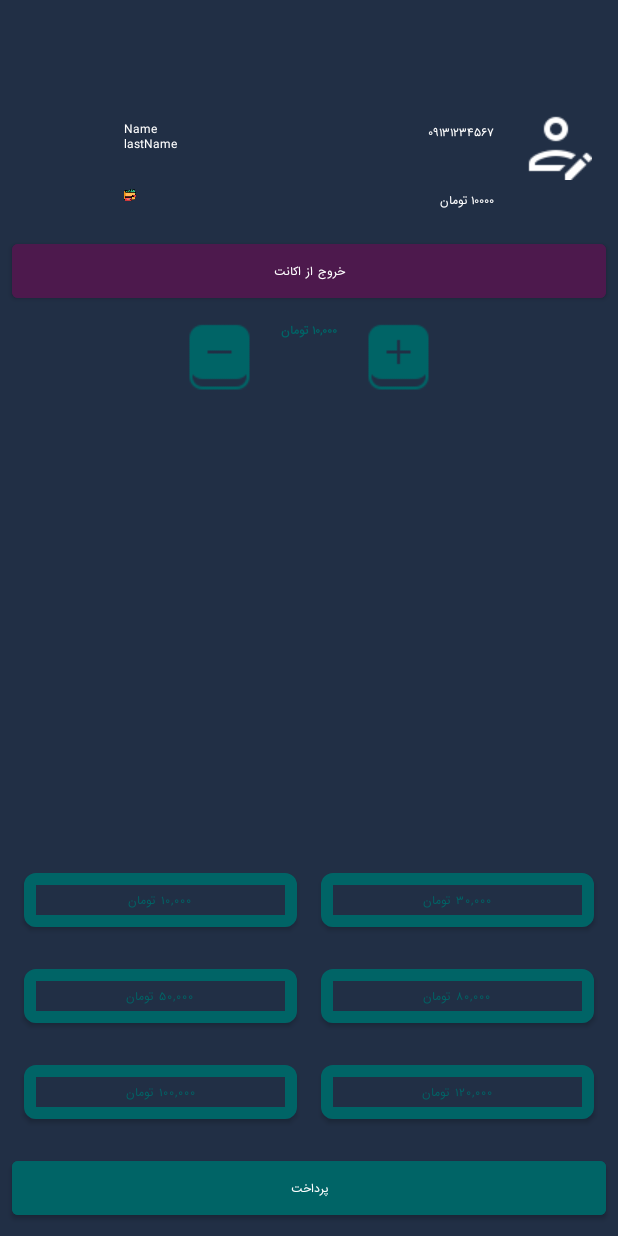
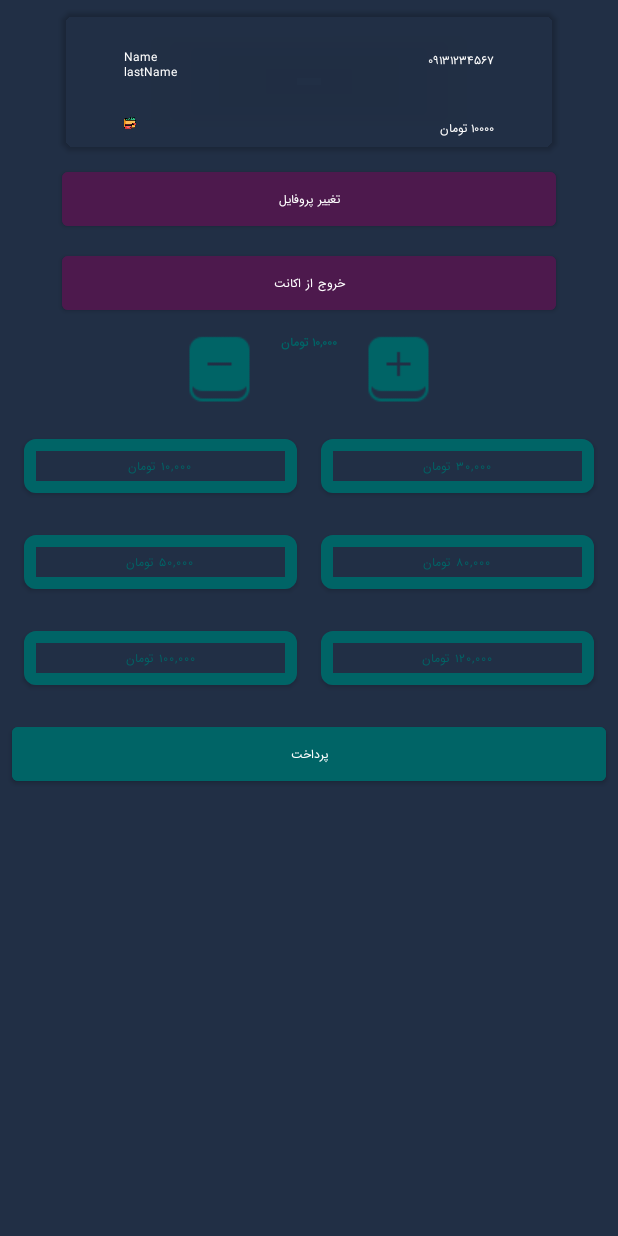
Before and after one commit to OkaykOrhmn/Nubers, an Android app: the ProfilesActivity screen opened directly, with no data from a screen before it, on a phone screen of 412 x 824 dp. Run offline under Robolectric (Android 15) with nearby library versions, the phone set to English and light mode, and no system bars.

Commit message:
1401/11/27 .. Kia | ProfileFragment;

```diff
--- a/app/src/main/res/layout/activity_profiles.xml
+++ b/app/src/main/res/layout/activity_profiles.xml
@@ -1,5 +1,5 @@
 <?xml version="1.0" encoding="utf-8"?>
-<androidx.constraintlayout.widget.ConstraintLayout
+<androidx.core.widget.NestedScrollView
     xmlns:android="http://schemas.android.com/apk/res/android"
     xmlns:app="http://schemas.android.com/apk/res-auto"
     xmlns:tools="http://schemas.android.com/tools"
@@ -8,12 +8,45 @@
     android:background="@color/backGround"
     tools:context=".activitys.ProfilesActivity">
 
+
+    <androidx.constraintlayout.widget.ConstraintLayout
+        android:layout_width="match_parent"
+        android:layout_height="match_parent"
+        >
+
         <RelativeLayout
             android:id="@+id/nav_bar"
             android:layout_width="match_parent"
-        android:layout_height="?attr/actionBarSize"
+            android:layout_height="@dimen/_24cdp"
             android:background="@color/backGround"
             app:layout_constraintTop_toTopOf="parent" />
+
+        <androidx.cardview.widget.CardView
+            android:layout_width="0dp"
+            android:layout_height="0dp"
+            app:layout_constraintTop_toBottomOf="@id/nav_bar"
+            app:layout_constraintBottom_toBottomOf="@id/layout_profile"
+            app:layout_constraintLeft_toLeftOf="@id/per_1"
+            app:layout_constraintRight_toRightOf="@id/per_9"
+            android:backgroundTint="#00006466"
+            android:padding="@dimen/_12cdp"
+            app:cardCornerRadius="@dimen/_12cdp"
+
+            />
+
+        <androidx.constraintlayout.widget.Guideline
+            android:id="@+id/per_1"
+            android:layout_width="1dp"
+            android:layout_height="1dp"
+            android:orientation="vertical"
+            app:layout_constraintGuide_percent="0.1" />
+
+        <androidx.constraintlayout.widget.Guideline
+            android:id="@+id/per_9"
+            android:layout_width="1dp"
+            android:layout_height="1dp"
+            android:orientation="vertical"
+            app:layout_constraintGuide_percent="0.9" />
 
 
         <androidx.constraintlayout.widget.ConstraintLayout
@@ -40,6 +73,7 @@
                 app:layout_constraintGuide_percent="0.8" />
 
 
+
             <TextView
                 android:id="@+id/name_profile"
                 style="@style/fontForNormalWhite"
@@ -53,14 +87,6 @@
 
                 />
 
-        <ImageView
-            android:layout_width="wrap_content"
-            android:layout_height="wrap_content"
-            android:src="@drawable/edite_profile"
-            app:layout_constraintRight_toRightOf="parent"
-            app:layout_constraintTop_toTopOf="parent"
-            app:layout_constraintLeft_toRightOf="@id/per_8"
-            app:tint="@color/white" />
 
 
             <TextView
@@ -103,6 +129,7 @@
         </androidx.constraintlayout.widget.ConstraintLayout>
 
         <LinearLayout
+            android:id="@+id/price"
             android:layout_width="wrap_content"
             android:layout_height="wrap_content"
             app:layout_constraintTop_toBottomOf="@id/log_out"
@@ -146,11 +173,27 @@
         </LinearLayout>
 
         <com.google.android.material.button.MaterialButton
+            android:id="@+id/edit_profile"
+            android:layout_width="0dp"
+            android:layout_height="wrap_content"
+            app:layout_constraintLeft_toLeftOf="@id/per_1"
+            app:layout_constraintRight_toRightOf="@id/per_9"
+            app:layout_constraintTop_toBottomOf="@id/layout_profile"
+            android:layout_marginBottom="@dimen/_12cdp"
+            android:layout_marginTop="@dimen/_18cdp"
+            android:text="تغییر پروفایل"
+            style="@style/fontForNormalWhite"
+            android:backgroundTint="@color/secondryColor"
+            />
+        <com.google.android.material.button.MaterialButton
             android:id="@+id/log_out"
-        android:layout_width="match_parent"
+            android:layout_width="0dp"
             android:layout_height="wrap_content"
-        app:layout_constraintTop_toBottomOf="@id/layout_profile"
-        android:layout_margin="@dimen/_32cdp"
+            app:layout_constraintLeft_toLeftOf="@id/per_1"
+            app:layout_constraintRight_toRightOf="@id/per_9"
+            app:layout_constraintTop_toBottomOf="@id/edit_profile"
+            android:layout_marginBottom="@dimen/_32cdp"
+            android:layout_marginTop="@dimen/_12cdp"
             android:text="خروج از اکانت"
             style="@style/fontForNormalWhite"
             android:backgroundTint="@color/secondryColor"
@@ -160,6 +203,7 @@
             android:layout_width="match_parent"
             android:layout_height="wrap_content"
             android:orientation="vertical"
+            app:layout_constraintTop_toBottomOf="@id/price"
             app:layout_constraintBottom_toTopOf="@id/payment_button"
             android:layout_margin="@dimen/_12cdp"
             >
@@ -292,11 +336,16 @@
             android:layout_width="match_parent"
             android:layout_height="wrap_content"
             app:layout_constraintBottom_toBottomOf="parent"
-        android:layout_margin="@dimen/_32cdp"
+            android:layout_marginVertical="@dimen/_32cdp"
+            android:layout_marginHorizontal="@dimen/_18cdp"
             android:text="پرداخت"
             style="@style/fontForNormalWhite"
             android:backgroundTint="@color/primaryColor"
+            android:padding="@dimen/_12cdp"
             />
 
+    </androidx.constraintlayout.widget.ConstraintLayout>
 
-</androidx.constraintlayout.widget.ConstraintLayout>
+
+
+</androidx.core.widget.NestedScrollView>
```
Lines whose indentation alone changed are shown as unchanged.
